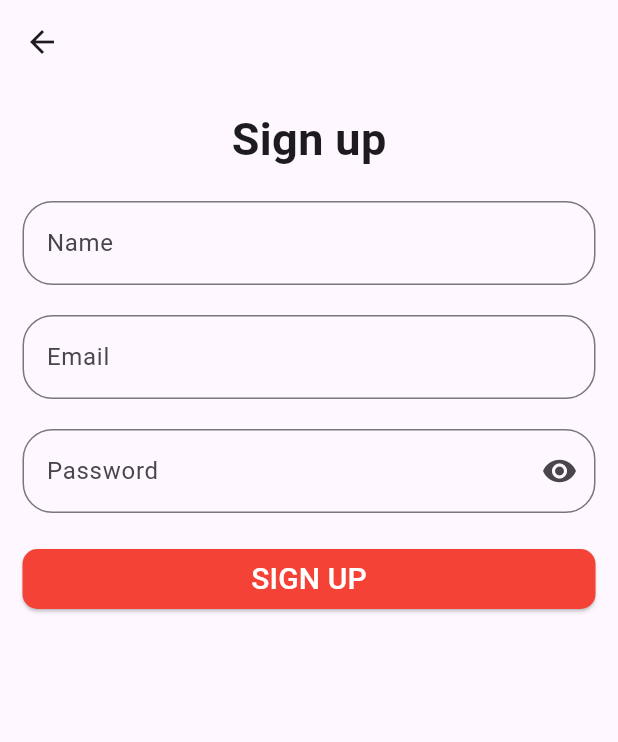
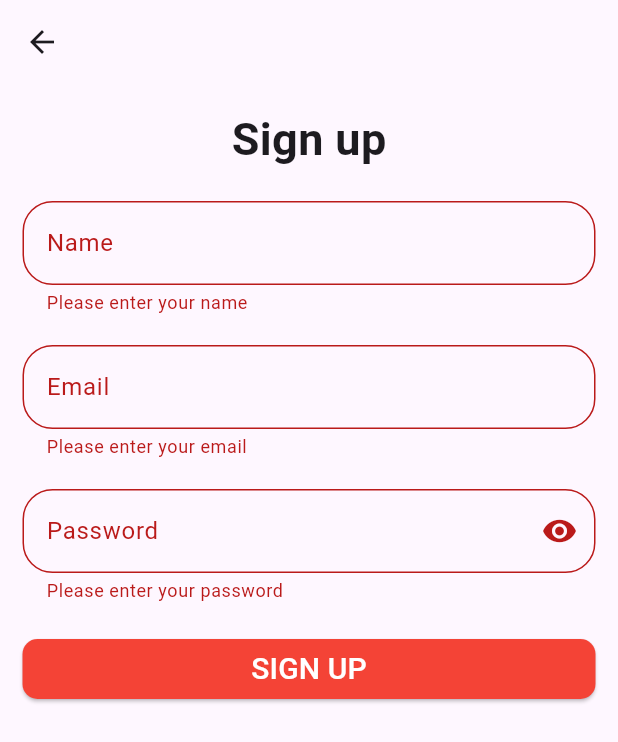
Before and after one commit to Bosinamahmoud/E-Commerce, a Flutter app: the signUp screen opened directly, after a tap on "SIGN UP", on a phone screen of 412 x 824 dp. Shown: the top 742 px of the screen. Run offline on Flutter 3.47's test engine with Material 3 defaults, Android fonts, the phone set to English and light mode, and no system bars; our stand-ins replace email_validator.

Commit message:
controller??

```diff
--- a/lib/screens/login.dart
+++ b/lib/screens/login.dart
@@ -1,14 +1,23 @@
+import 'package:ecommerce/screens/Home.dart';
 import 'package:email_validator/email_validator.dart';
 import 'package:flutter/material.dart';
 class login extends StatefulWidget {
+  String email="";
+  String password="";
+   login({super.key,required this.email, required this.password});
+
   @override
+
   _loginState createState() => _loginState();
 }
 
 
 class _loginState extends State<login> {
   bool _obscureText = true;
+  final _formKey = GlobalKey<FormState>();
 
+  final _emailController = TextEditingController();
+  final _passwordController = TextEditingController();
   void _togglePasswordVisibility() {
     setState(() {
       _obscureText = !_obscureText;
@@ -17,11 +26,15 @@ class _loginState extends State<login> {
 
   @override
   Widget build(BuildContext context) {
+    String email=widget.email;
+    String password=widget.password;
     return Scaffold(
       appBar: AppBar(title: Text(""),),
       body: Padding(
         padding: const EdgeInsets.all(15.0),
         child: SingleChildScrollView(
+          child: Form(
+            key: _formKey,
             child: Column(
               // mainAxisAlignment: MainAxisAlignment.center,
               children: [
@@ -29,6 +42,7 @@ class _loginState extends State<login> {
                   style: TextStyle(fontSize: 30, fontWeight: FontWeight.bold),),
                 SizedBox(height: 20),
                 TextFormField(
+                  controller: _emailController,
                   onTapOutside: (value){
                     FocusScope.of(context).requestFocus(FocusNode());
                   },
@@ -55,6 +69,7 @@ class _loginState extends State<login> {
                 ),
                 SizedBox(height: 20),
                 TextFormField(
+                  controller: _passwordController,
                   onTapOutside: (value){
                     FocusScope.of(context).requestFocus(FocusNode());
                   },
@@ -84,6 +99,12 @@ class _loginState extends State<login> {
                 width: double.infinity,
                 child:  ElevatedButton(
                   onPressed: () {
+                    if(_formKey.currentState!.validate()) {
+                      Navigator.of(context).push(
+                          MaterialPageRoute(builder: (context) => Home()));
+                    }
+                  //  Navigator.of(context).push(MaterialPageRoute(builder: (context)=>Home()));
+
                     //Navigator.of(context).push(MaterialPageRoute(builder: (context)=>signUp()));
                     // Action to perform when button is pressed
                   },
@@ -95,6 +116,7 @@ class _loginState extends State<login> {
               ],
             ),
           ),
+        ),
       ),);
   }
 
--- a/lib/screens/signUp.dart
+++ b/lib/screens/signUp.dart
@@ -1,3 +1,4 @@
+import 'package:ecommerce/screens/login.dart';
 import 'package:email_validator/email_validator.dart';
 import 'package:flutter/material.dart';
 class signUp extends StatefulWidget {
@@ -8,6 +9,10 @@ class signUp extends StatefulWidget {
 
 class _signUpState extends State<signUp> {
   bool _obscureText = true;
+  final _formKey = GlobalKey<FormState>();
+  final _nameController = TextEditingController();
+  final _emailController = TextEditingController();
+  final _passwordController = TextEditingController();
 
   void _togglePasswordVisibility() {
     setState(() {
@@ -22,13 +27,17 @@ class _signUpState extends State<signUp> {
       body: Padding(
         padding: const EdgeInsets.all(15.0),
         child: SingleChildScrollView(
+          child: Form(
+            key: _formKey,
             child: Column(
+
               // mainAxisAlignment: MainAxisAlignment.center,
               children: [
                 Text("Sign up",
                   style: TextStyle(fontSize: 30, fontWeight: FontWeight.bold),),
                 SizedBox(height: 20),
                 TextFormField(
+                  controller: _nameController,
                   onTapOutside: (value){
                     FocusScope.of(context).requestFocus(FocusNode());
                   },
@@ -50,6 +59,7 @@ class _signUpState extends State<signUp> {
                 ),
                 SizedBox(height: 20),
                 TextFormField(
+                  controller: _emailController,
                   onTapOutside: (value){
                     FocusScope.of(context).requestFocus(FocusNode());
                   },
@@ -75,6 +85,7 @@ class _signUpState extends State<signUp> {
                 ),
                 SizedBox(height: 20),
                 TextFormField(
+                  controller: _passwordController,
                   onTapOutside: (value){
                     FocusScope.of(context).requestFocus(FocusNode());
                   },
@@ -107,6 +118,10 @@ class _signUpState extends State<signUp> {
                   width: double.infinity,
                   child:  ElevatedButton(
                     onPressed: () {
+                      if(_formKey.currentState!.validate()) {
+                        Navigator.of(context).push(
+                            MaterialPageRoute(builder: (context) => login(email: _emailController.text,password: _passwordController.text,)));
+                      }
                       //Navigator.of(context).push(MaterialPageRoute(builder: (context)=>signUp()));
                       // Action to perform when button is pressed
                     },
@@ -117,6 +132,7 @@ class _signUpState extends State<signUp> {
               ],
             ),
           ),
+        ),
       ),);
   }
 
--- a/lib/screens/start.dart
+++ b/lib/screens/start.dart
@@ -57,7 +57,7 @@ class start extends StatelessWidget {
             Row(        mainAxisAlignment: MainAxisAlignment.center,
 
               children: [
-                Text("I already have an account"), IconButton(onPressed: (){Navigator.of(context).push(MaterialPageRoute(builder: (context)=>login()));}, icon:Icon(Icons.arrow_forward_rounded,color: Colors.red,))
+                Text("I already have an account"), IconButton(onPressed: (){Navigator.of(context).push(MaterialPageRoute(builder: (context)=>login(password: "",email: "",)));}, icon:Icon(Icons.arrow_forward_rounded,color: Colors.red,))
               ],
             ),
            ],
```
Also changed, not shown: lib/main.dart (+90 -4 lines), lib/screens/Cart.dart (added, +124 -0 lines), pubspec.yaml (+4 -3 lines), assets/RoseBlouse.jpg (added), assets/blackBag.jpg (added), assets/greyBag.jpg (added). Lines whose indentation alone changed are shown as unchanged.
